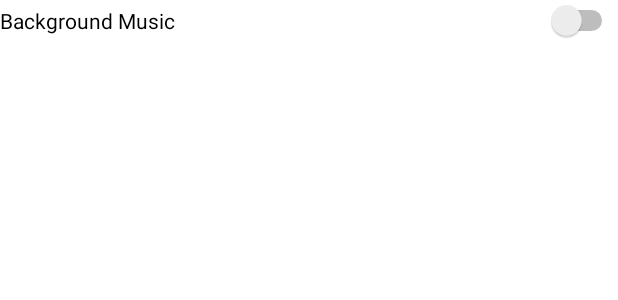
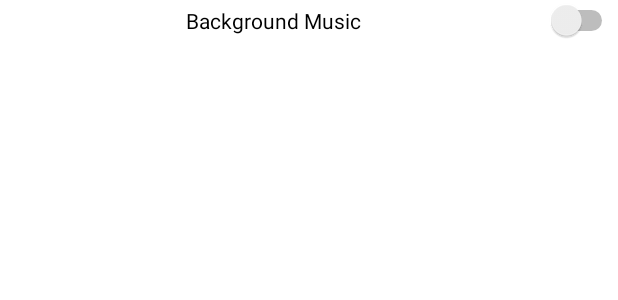
Before and after one commit to WenyiTang/AndroidCA, an Android app: the layout activity_setting.xml on its own in the app's theme, with its tools: preview values and no code run, on a phone screen of 412 x 824 dp. Shown: the top 300 px of the screen. Run offline under Robolectric (Android 15) with nearby library versions, the phone set to English and light mode, and no system bars.

Commit message:
change position of button

```diff
--- a/app/src/main/res/layout/activity_setting.xml
+++ b/app/src/main/res/layout/activity_setting.xml
@@ -9,5 +9,6 @@
         android:layout_height="wrap_content"
         android:layout_weight="1"
         android:text="@string/background_music"
-        android:focusableInTouchMode="false"/>
+        android:focusableInTouchMode="false"
+        android:gravity="center"/>
 </LinearLayout>
```
